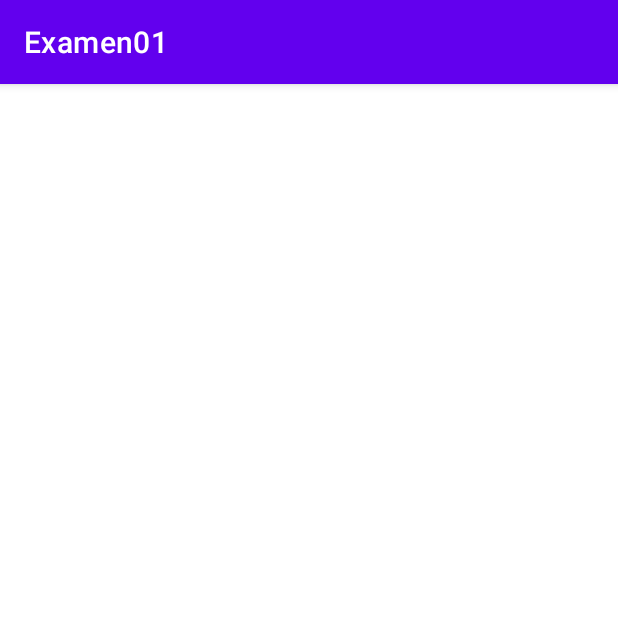
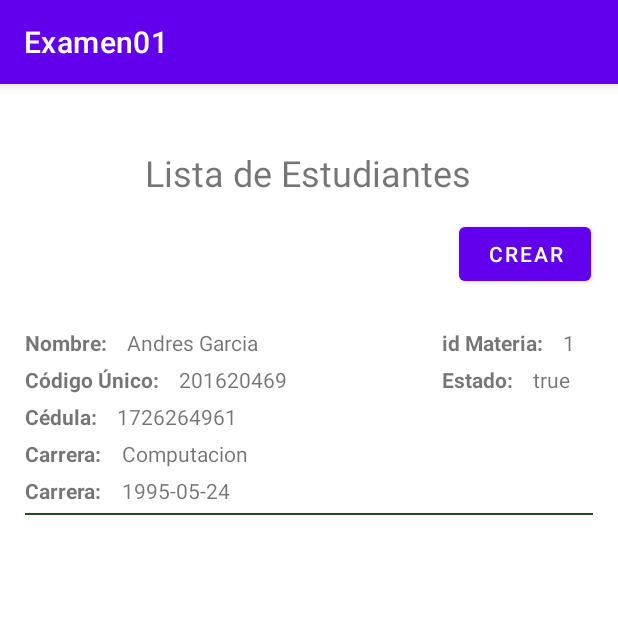
Before and after one commit to 2021-a-moviles-computacion/mov-comp-garcia-cuvi-andres-wladimir, an Android app: the EstudiantesActivity screen opened directly, with no data from a screen before it, on a phone screen of 412 x 824 dp, the top half of it. Run offline under Robolectric (Android 15) with nearby library versions, the phone set to English and light mode, and no system bars.

Commit message:
Examen01 - Hasta mostrar Estudiantes en RecyclerView

```diff
--- /dev/null
+++ b/Examen01/app/src/main/java/com/example/examen01/AdapterEstudiante.kt
@@ -0,0 +1,67 @@
+package com.example.examen01
+
+import android.view.LayoutInflater
+import android.view.View
+import android.view.ViewGroup
+import android.widget.TextView
+import androidx.appcompat.widget.LinearLayoutCompat
+import androidx.recyclerview.widget.RecyclerView
+
+class AdapterEstudiante (
+    private val contexto: EstudiantesActivity,
+    private var listaEstudiante: ArrayList<Estudiante>,
+    private val recyclerView: RecyclerView
+        ) : RecyclerView.Adapter<AdapterEstudiante.MyViewHolder>(){
+
+    inner class MyViewHolder(view: View) : RecyclerView.ViewHolder(view) {
+        var idMateriaTextView: TextView
+        var codigoUnicoTextView: TextView
+        var cedulaTextView: TextView
+        var nombreTextView: TextView
+        var carreraTextView: TextView
+        var fechaNacimientoTextView: TextView
+        var estadoTextView: TextView
+        var linearLayoutId: LinearLayoutCompat
+
+
+        init {
+            idMateriaTextView = view.findViewById(R.id.tvidMateriaEstudiante)
+            codigoUnicoTextView = view.findViewById(R.id.tvCodigoUnicoEstudiante)
+            cedulaTextView = view.findViewById(R.id.tvCedulaEstudiante)
+            nombreTextView = view.findViewById(R.id.tvNombreEstudiante)
+            carreraTextView = view.findViewById(R.id.tvCarreraEstudiante)
+            fechaNacimientoTextView = view.findViewById(R.id.tvFechaNacimientoEstudiante)
+            estadoTextView = view.findViewById(R.id.tvEstadoEstudiante)
+            linearLayoutId = view.findViewById(R.id.LinearLayoutIdEstudiante)
+            //linearLayoutId.setOnClickListener { popUpMenus(it) }
+        }
+    }
+
+    override fun onCreateViewHolder(
+        parent: ViewGroup,
+        viewType: Int
+    ): AdapterEstudiante.MyViewHolder {
+        val view: View = LayoutInflater.from(parent.context).inflate(
+            R.layout.item_list_estudiante,
+            parent,
+            false
+        )
+
+        return MyViewHolder(view)
+    }
+
+    override fun onBindViewHolder(holder: AdapterEstudiante.MyViewHolder, position: Int) {
+        val estudiante = listaEstudiante[position]
+        holder.idMateriaTextView.text = estudiante.idMateria.toString()
+        holder.codigoUnicoTextView.text = estudiante.numeroUnico
+        holder.cedulaTextView.text = estudiante.cedula
+        holder.nombreTextView.text = estudiante.nombre
+        holder.carreraTextView.text = estudiante.carrera
+        holder.fechaNacimientoTextView.text = estudiante.fechaNacimiento
+        holder.estadoTextView.text = estudiante.estadoEstudiante.toString()
+    }
+
+    override fun getItemCount(): Int {
+        return listaEstudiante.size
+    }
+}
--- a/Examen01/app/src/main/java/com/example/examen01/BaseDeDatos.kt
+++ b/Examen01/app/src/main/java/com/example/examen01/BaseDeDatos.kt
@@ -3,5 +3,7 @@ package com.example.examen01
 class BaseDeDatos {
     companion object{
         var TablaMateria: SQLiteHelper?=null
+        var TablaEstudiante: SQLiteHelper?=null
+
     }
 }
--- a/Examen01/app/src/main/java/com/example/examen01/Estudiante.kt
+++ b/Examen01/app/src/main/java/com/example/examen01/Estudiante.kt
@@ -2,7 +2,7 @@ package com.example.examen01
 
 import android.os.Parcel
 import android.os.Parcelable
-
+import java.util.*
 
 class Estudiante(
     val id: Int,
@@ -10,9 +10,9 @@ class Estudiante(
     var numeroUnico: String?,
     var cedula: String?,
     var nombre: String?,
-    var carrera: Int?,
+    var carrera: String?,
     var fechaNacimiento: String?,
-    var materiaActiva: Boolean
+    var estadoEstudiante: Boolean
 ) : Parcelable{
     constructor(parcel: Parcel) : this(
         parcel.readInt(),
@@ -20,7 +20,7 @@ class Estudiante(
         parcel.readString(),
         parcel.readString(),
         parcel.readString(),
-        parcel.readValue(Int::class.java.classLoader) as? Int,
+        parcel.readString(),
         parcel.readString(),
         parcel.readByte() != 0.toByte()
     ) {
@@ -32,9 +32,9 @@ class Estudiante(
         parcel.writeString(numeroUnico)
         parcel.writeString(cedula)
         parcel.writeString(nombre)
-        parcel.writeValue(carrera)
+        parcel.writeString(carrera)
         parcel.writeString(fechaNacimiento)
-        parcel.writeByte(if (materiaActiva) 1 else 0)
+        parcel.writeByte(if (estadoEstudiante) 1 else 0)
     }
 
     override fun describeContents(): Int {
--- a/Examen01/app/src/main/java/com/example/examen01/EstudiantesActivity.kt
+++ b/Examen01/app/src/main/java/com/example/examen01/EstudiantesActivity.kt
@@ -2,10 +2,51 @@ package com.example.examen01
 
 import androidx.appcompat.app.AppCompatActivity
 import android.os.Bundle
+import androidx.recyclerview.widget.RecyclerView
 
 class EstudiantesActivity : AppCompatActivity() {
     override fun onCreate(savedInstanceState: Bundle?) {
         super.onCreate(savedInstanceState)
         setContentView(R.layout.activity_estudiantes)
+
+        var listaEstudiante = arrayListOf<Estudiante>()
+/*
+        BaseDeDatos.TablaEstudiante = SQLiteHelper(this)
+
+
+        if (BaseDeDatos.TablaEstudiante != null) {
+            listaEstudiante = BaseDeDatos.TablaMateria!!.consultaListaEstudiantes()
+        }
+*/
+
+        listaEstudiante.add((Estudiante(1,1,"201620469","1726264961","Andres Garcia","Computacion","1995-05-24",true)))
+
+        val recyclerViewEstudiante = findViewById<RecyclerView>(R.id.rvListaEstudiante)
+
+        //Iniciar Recycler View
+        iniciarRecyclerView(listaEstudiante,this,recyclerViewEstudiante)
+    }
+
+
+    fun iniciarRecyclerView(
+        lista: ArrayList<Estudiante>,
+        activity: EstudiantesActivity,
+        recyclerView: RecyclerView
+    ){
+        val adaptador = AdapterEstudiante(
+            activity,
+            // this,
+            lista,
+            recyclerView
+        )
+        recyclerView.adapter = adaptador
+        recyclerView.itemAnimator = androidx.recyclerview.widget.DefaultItemAnimator()
+        recyclerView.layoutManager = androidx.recyclerview.widget.LinearLayoutManager(activity)
+        adaptador.notifyDataSetChanged()
+
+        //registerForContextMenu(recyclerView)
+
+
+
     }
 }
--- a/Examen01/app/src/main/java/com/example/examen01/SQLiteHelper.kt
+++ b/Examen01/app/src/main/java/com/example/examen01/SQLiteHelper.kt
@@ -90,7 +90,7 @@ class SQLiteHelper(
         val existeMateria = resultadoConsultaLectura.moveToFirst()
         if (existeMateria) {
             do {
-                val id = resultadoConsultaLectura.getInt(0) //Columna indice 1 -> CODIGO
+                val id = resultadoConsultaLectura.getInt(0) //Columna indice 0 -> ID
                 val codigo = resultadoConsultaLectura.getString(1) //Columna indice 1 -> CODIGO
                 val nombre = resultadoConsultaLectura.getString(2) //Columna indice 2 -> NOMBRE
                 val creditos = resultadoConsultaLectura.getInt(3) //Columna indice 3 -> CREDITOS
@@ -215,26 +215,29 @@ class SQLiteHelper(
     }
 
 
-
 //    Métodos para Estudiante
 
     fun crearEstudianteFormulario(
-        codigo: String,
+        idMateria: Int,
+        numeroUnico: String,
+        cedula: String,
         nombre: String,
-        creditos: Int,
-        aula: String,
-        estado: Boolean
+        carrera: String,
+        fechaNacimiento: String,
+        estadoEstudiante: Boolean
     ): Boolean {
         val conexionEscrituta = writableDatabase
         val valoresAGuardar = ContentValues()
-        valoresAGuardar.put("CODIGOMATERIA", codigo)
-        valoresAGuardar.put("NOMBREMATERIA", nombre)
-        valoresAGuardar.put("CREDITOSMATERIA", creditos)
-        valoresAGuardar.put("AULAMATERIA", aula)
-        valoresAGuardar.put("ESTADOMATERIA", estado)
+        valoresAGuardar.put("IDMATERIA", idMateria)
+        valoresAGuardar.put("NUMEROUNICOESTUDIANTE", numeroUnico)
+        valoresAGuardar.put("CEDULAESTUDIANTE", cedula)
+        valoresAGuardar.put("NOMBREESTUDIANTE", nombre)
+        valoresAGuardar.put("CARRERAESTUDIANTE", carrera)
+        valoresAGuardar.put("FECHANACIMIENTOESTUDIANTE", fechaNacimiento)
+        valoresAGuardar.put("ESTADOESTUDIANTE", estadoEstudiante)
         val resultadoEscritura: Long = conexionEscrituta
             .insert(
-                "MATERIA",
+                "ESTUDIANTE",
                 null,
                 valoresAGuardar
             )
@@ -242,6 +245,51 @@ class SQLiteHelper(
         return if (resultadoEscritura.toInt() == -1) false else true
     }
 
+    fun consultaListaEstudiantes(): ArrayList<Estudiante> {
+        val scriptConsultarEstudiante = "SELECT * FROM ESTUDIANTE"
+        val baseDatosLectura = readableDatabase
+        val listaEstudiante = arrayListOf<Estudiante>()
+        val resultadoConsultaLectura = baseDatosLectura.rawQuery(
+            scriptConsultarEstudiante,
+            null
+        )
+
+        val existeEstudiante = resultadoConsultaLectura.moveToFirst()
+
+
+        if (existeEstudiante) {
+            do {
+                val id = resultadoConsultaLectura.getInt(0)
+                val idMateria = resultadoConsultaLectura.getInt(1)
+                val numeroUnico = resultadoConsultaLectura.getString(2)
+                val cedula = resultadoConsultaLectura.getString(3)
+                val nombre = resultadoConsultaLectura.getString(4)
+                val carrera = resultadoConsultaLectura.getString(5)
+                val fechaNacimiento = resultadoConsultaLectura.getString(6)
+                val estadoEstudiante = (resultadoConsultaLectura.getInt(7)) > 0
+
+                if (id != null) {
+                    listaEstudiante.add(
+                        Estudiante(
+                            id,
+                            idMateria,
+                            numeroUnico,
+                            cedula,
+                            nombre,
+                            carrera,
+                            fechaNacimiento,
+                            estadoEstudiante
+                        )
+                    )
+                }
+
+            } while (resultadoConsultaLectura.moveToNext())
+        }
+        resultadoConsultaLectura.close()
+        baseDatosLectura.close()
+        Log.i("bdd", resultadoConsultaLectura.toString())
+        return listaEstudiante
+    }
 
 
 }
--- a/Examen01/app/src/main/res/layout/activity_estudiantes.xml
+++ b/Examen01/app/src/main/res/layout/activity_estudiantes.xml
@@ -6,4 +6,38 @@
     android:layout_height="match_parent"
     tools:context=".EstudiantesActivity">
 
+    <TextView
+        android:id="@+id/textView2Estudiante"
+        android:layout_width="wrap_content"
+        android:layout_height="wrap_content"
+        android:text="Lista de Estudiantes"
+        android:textSize="24sp"
+        app:layout_constraintBottom_toBottomOf="parent"
+        app:layout_constraintEnd_toEndOf="parent"
+        app:layout_constraintHorizontal_bias="0.497"
+        app:layout_constraintStart_toStartOf="parent"
+        app:layout_constraintTop_toTopOf="parent"
+        app:layout_constraintVertical_bias="0.058" />
+
+    <androidx.recyclerview.widget.RecyclerView
+        android:id="@+id/rvListaEstudiante"
+        android:layout_width="409dp"
+        android:layout_height="585dp"
+        android:layout_marginTop="72dp"
+        app:layout_constraintEnd_toEndOf="@+id/textView2Estudiante"
+        app:layout_constraintHorizontal_bias="0.497"
+        app:layout_constraintStart_toStartOf="@+id/textView2Estudiante"
+        app:layout_constraintTop_toBottomOf="@+id/textView2Estudiante" />
+
+    <Button
+        android:id="@+id/btnInsertarEstudiante"
+        android:layout_width="wrap_content"
+        android:layout_height="wrap_content"
+        android:layout_marginBottom="10dp"
+        android:text="CREAR"
+        app:layout_constraintBottom_toTopOf="@+id/rvListaEstudiante"
+        app:layout_constraintEnd_toEndOf="@+id/rvListaEstudiante"
+        app:layout_constraintHorizontal_bias="0.949"
+        app:layout_constraintStart_toStartOf="@+id/rvListaEstudiante" />
+
 </androidx.constraintlayout.widget.ConstraintLayout>
--- /dev/null
+++ b/Examen01/app/src/main/res/layout/item_list_estudiante.xml
@@ -0,0 +1,159 @@
+<?xml version="1.0" encoding="utf-8"?>
+<androidx.appcompat.widget.LinearLayoutCompat xmlns:android="http://schemas.android.com/apk/res/android"
+    xmlns:app="http://schemas.android.com/apk/res-auto"
+    xmlns:tools="http://schemas.android.com/tools"
+    android:id="@+id/LinearLayoutIdEstudiante"
+    android:layout_width="match_parent"
+    android:layout_height="wrap_content"
+    android:layout_marginLeft="15dp"
+    android:layout_marginTop="15dp"
+    android:layout_marginRight="15dp"
+    android:orientation="vertical">
+
+
+    <LinearLayout
+        android:layout_width="match_parent"
+        android:layout_height="match_parent"
+        android:orientation="horizontal">
+
+        <TextView
+            android:id="@+id/textView3Estudiante"
+            android:layout_width="wrap_content"
+            android:layout_height="wrap_content"
+            android:text="Nombre: "
+            android:textStyle="bold" />
+
+        <TextView
+            android:id="@+id/tvNombreEstudiante"
+            android:layout_width="200dp"
+            android:layout_height="match_parent"
+            android:layout_marginLeft="10dp"
+            android:layout_marginRight="10dp" />
+
+        <TextView
+            android:id="@+id/textView9Estudiante"
+            android:layout_width="wrap_content"
+            android:layout_height="wrap_content"
+            android:text="id Materia: "
+            android:textStyle="bold" />
+
+        <TextView
+            android:id="@+id/tvidMateriaEstudiante"
+            android:layout_width="25dp"
+            android:layout_height="match_parent"
+            android:layout_marginLeft="10dp"
+            android:layout_marginRight="10dp" />
+
+    </LinearLayout>
+
+
+    <LinearLayout
+        android:layout_width="match_parent"
+        android:layout_height="wrap_content"
+        android:layout_marginTop="5dp">
+
+
+        <TextView
+            android:id="@+id/textView4Estudiante"
+            android:layout_width="wrap_content"
+            android:layout_height="wrap_content"
+            android:text="Código Único: "
+            android:textStyle="bold" />
+
+        <TextView
+            android:id="@+id/tvCodigoUnicoEstudiante"
+            android:layout_width="165dp"
+            android:layout_height="wrap_content"
+            android:layout_marginLeft="10dp"
+            android:layout_marginRight="10dp" />
+
+
+        <TextView
+            android:id="@+id/textView11Estudiante"
+            android:layout_width="wrap_content"
+            android:layout_height="wrap_content"
+            android:text="Estado: "
+            android:textStyle="bold" />
+
+        <TextView
+            android:id="@+id/tvEstadoEstudiante"
+            android:layout_width="35dp"
+            android:layout_height="wrap_content"
+            android:layout_marginLeft="10dp"
+            android:layout_marginRight="10dp" />
+    </LinearLayout>
+
+    <LinearLayout
+        android:layout_width="match_parent"
+        android:layout_height="wrap_content"
+        android:layout_marginTop="5dp">
+
+
+        <TextView
+            android:id="@+id/textView7Estudiante"
+            android:layout_width="wrap_content"
+            android:layout_height="wrap_content"
+            android:text="Cédula: "
+            android:textStyle="bold" />
+
+        <TextView
+            android:id="@+id/tvCedulaEstudiante"
+            android:layout_width="wrap_content"
+            android:layout_height="wrap_content"
+            android:layout_marginLeft="10dp"
+            android:layout_marginRight="10dp"
+            android:text="1726264961" />
+    </LinearLayout>
+
+
+    <LinearLayout
+        android:layout_width="match_parent"
+        android:layout_height="wrap_content"
+        android:layout_marginTop="5dp">
+
+        <TextView
+            android:id="@+id/textView8Estudiante"
+            android:layout_width="wrap_content"
+            android:layout_height="wrap_content"
+            android:text="Carrera: "
+            android:textStyle="bold" />
+
+        <TextView
+            android:id="@+id/tvCarreraEstudiante"
+            android:layout_width="wrap_content"
+            android:layout_height="wrap_content"
+            android:layout_marginLeft="10dp"
+            android:layout_marginRight="10dp"
+            android:text="Sistemas" />
+
+    </LinearLayout>
+
+    <LinearLayout
+        android:layout_width="match_parent"
+        android:layout_height="wrap_content"
+        android:layout_marginTop="5dp">
+
+        <TextView
+            android:id="@+id/textView10Estudiante"
+            android:layout_width="wrap_content"
+            android:layout_height="wrap_content"
+            android:text="Carrera: "
+            android:textStyle="bold" />
+
+        <TextView
+            android:id="@+id/tvFechaNacimientoEstudiante"
+            android:layout_width="wrap_content"
+            android:layout_height="wrap_content"
+            android:layout_marginLeft="10dp"
+            android:layout_marginRight="10dp"
+            android:text="1998-05-24" />
+
+    </LinearLayout>
+
+
+    <TextView
+        android:layout_width="match_parent"
+        android:layout_height="1dp"
+        android:layout_marginTop="5dp"
+        android:background="#234A22" />
+</androidx.appcompat.widget.LinearLayoutCompat>
```
